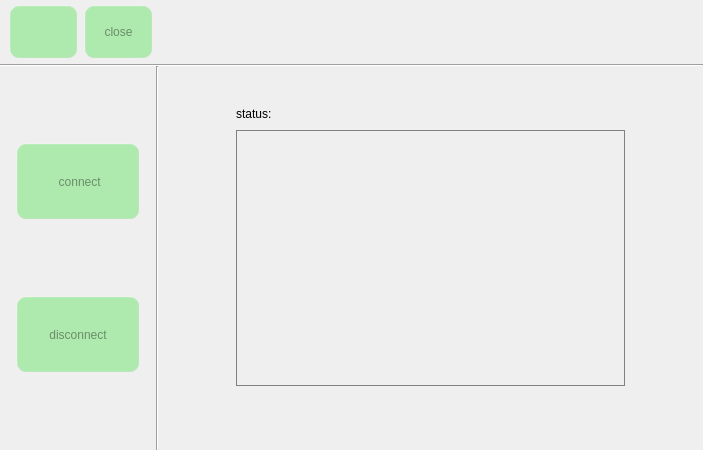
jizizihe/baijie_demo, file sim_module.ui: the form before one commit.
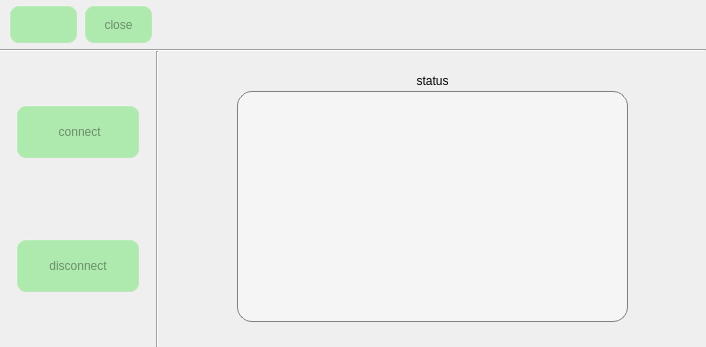
The form after the commit. Icons and pictures are not drawn.

Commit message: func: 1.add cancel pair, disconnect, stop scanning, and display matched bluetooth in bluetooth       2.add display connected devices in wifi       3.change function button style and change layout in gpio       4.change layout in ethernet

Patch:
```diff
--- a/sim_module.ui
+++ b/sim_module.ui
@@ -6,8 +6,8 @@
    <rect>
     <x>0</x>
     <y>0</y>
-    <width>703</width>
-    <height>450</height>
+    <width>706</width>
+    <height>347</height>
    </rect>
   </property>
   <property name="windowTitle">
@@ -67,7 +67,10 @@
 }</string>
   </property>
   <widget class="QWidget" name="centralwidget">
-   <layout class="QGridLayout" name="gridLayout_2" rowstretch="1,0,6">
+   <layout class="QVBoxLayout" name="verticalLayout_3" stretch="1,0,6">
+    <property name="spacing">
+     <number>0</number>
+    </property>
     <property name="leftMargin">
      <number>0</number>
     </property>
@@ -80,10 +83,7 @@
     <property name="bottomMargin">
      <number>0</number>
     </property>
-    <property name="spacing">
-     <number>0</number>
-    </property>
-    <item row="0" column="0">
+    <item>
      <layout class="QHBoxLayout" name="horizontalLayout_5" stretch="1,1,8">
       <property name="spacing">
        <number>6</number>
@@ -148,7 +148,7 @@
       </item>
      </layout>
     </item>
-    <item row="1" column="0">
+    <item>
      <widget class="Line" name="line_2">
       <property name="maximumSize">
        <size>
@@ -161,53 +161,53 @@
       </property>
      </widget>
     </item>
-    <item row="2" column="0">
+    <item>
      <layout class="QHBoxLayout" name="horizontalLayout_4" stretch="2,0,7">
       <item>
-       <widget class="QWidget" name="widget" native="true">
-        <layout class="QVBoxLayout" name="verticalLayout" stretch="2,2,2,2,2">
-         <property name="spacing">
-          <number>0</number>
-         </property>
-         <property name="leftMargin">
-          <number>0</number>
-         </property>
-         <property name="topMargin">
-          <number>0</number>
-         </property>
-         <property name="rightMargin">
-          <number>0</number>
-         </property>
-         <property name="bottomMargin">
-          <number>0</number>
-         </property>
-         <item>
-          <spacer name="verticalSpacer">
-           <property name="orientation">
-            <enum>Qt::Vertical</enum>
-           </property>
-           <property name="sizeHint" stdset="0">
-            <size>
-             <width>20</width>
-             <height>32</height>
-            </size>
-           </property>
-          </spacer>
-         </item>
-         <item>
-          <layout class="QHBoxLayout" name="horizontalLayout" stretch="1,8,1">
+       <layout class="QHBoxLayout" name="horizontalLayout" stretch="1,8,1">
+        <property name="spacing">
+         <number>0</number>
+        </property>
+        <item>
+         <spacer name="horizontalSpacer">
+          <property name="orientation">
+           <enum>Qt::Horizontal</enum>
+          </property>
+          <property name="sizeHint" stdset="0">
+           <size>
+            <width>40</width>
+            <height>20</height>
+           </size>
+          </property>
+         </spacer>
+        </item>
+        <item>
+         <widget class="QWidget" name="widget" native="true">
+          <layout class="QVBoxLayout" name="verticalLayout" stretch="2,2,3,2,2">
            <property name="spacing">
             <number>0</number>
            </property>
+           <property name="leftMargin">
+            <number>0</number>
+           </property>
+           <property name="topMargin">
+            <number>0</number>
+           </property>
+           <property name="rightMargin">
+            <number>0</number>
+           </property>
+           <property name="bottomMargin">
+            <number>0</number>
+           </property>
            <item>
-            <spacer name="horizontalSpacer">
+            <spacer name="verticalSpacer">
              <property name="orientation">
-              <enum>Qt::Horizontal</enum>
+              <enum>Qt::Vertical</enum>
              </property>
              <property name="sizeHint" stdset="0">
               <size>
-               <width>40</width>
-               <height>20</height>
+               <width>20</width>
+               <height>40</height>
               </size>
              </property>
             </spacer>
@@ -232,47 +232,14 @@
             </widget>
            </item>
            <item>
-            <spacer name="horizontalSpacer_2">
+            <spacer name="verticalSpacer_3">
              <property name="orientation">
-              <enum>Qt::Horizontal</enum>
+              <enum>Qt::Vertical</enum>
              </property>
              <property name="sizeHint" stdset="0">
               <size>
-               <width>40</width>
-               <height>20</height>
-              </size>
-             </property>
-            </spacer>
-           </item>
-          </layout>
-         </item>
-         <item>
-          <spacer name="verticalSpacer_2">
-           <property name="orientation">
-            <enum>Qt::Vertical</enum>
-           </property>
-           <property name="sizeHint" stdset="0">
-            <size>
-             <width>20</width>
-             <height>66</height>
-            </size>
-           </property>
-          </spacer>
-         </item>
-         <item>
-          <layout class="QHBoxLayout" name="horizontalLayout_2" stretch="1,8,1">
-           <property name="spacing">
-            <number>0</number>
-           </property>
-           <item>
-            <spacer name="horizontalSpacer_4">
-             <property name="orientation">
-              <enum>Qt::Horizontal</enum>
-             </property>
-             <property name="sizeHint" stdset="0">
-              <size>
-               <width>40</width>
-               <height>20</height>
+               <width>20</width>
+               <height>13</height>
               </size>
              </property>
             </spacer>
@@ -297,131 +264,136 @@
             </widget>
            </item>
            <item>
-            <spacer name="horizontalSpacer_3">
+            <spacer name="verticalSpacer_2">
              <property name="orientation">
-              <enum>Qt::Horizontal</enum>
+              <enum>Qt::Vertical</enum>
              </property>
              <property name="sizeHint" stdset="0">
               <size>
-               <width>40</width>
-               <height>20</height>
+               <width>20</width>
+               <height>13</height>
               </size>
              </property>
             </spacer>
            </item>
           </layout>
-         </item>
-         <item>
-          <spacer name="verticalSpacer_3">
-           <property name="orientation">
-            <enum>Qt::Vertical</enum>
-           </property>
-           <property name="sizeHint" stdset="0">
-            <size>
-             <width>20</width>
-             <height>66</height>
-            </size>
-           </property>
-          </spacer>
-         </item>
-        </layout>
-       </widget>
+         </widget>
+        </item>
+        <item>
+         <spacer name="horizontalSpacer_2">
+          <property name="orientation">
+           <enum>Qt::Horizontal</enum>
+          </property>
+          <property name="sizeHint" stdset="0">
+           <size>
+            <width>40</width>
+            <height>20</height>
+           </size>
+          </property>
+         </spacer>
+        </item>
+       </layout>
       </item>
       <item>
        <widget class="Line" name="line">
-        <property name="maximumSize">
-         <size>
-          <width>2</width>
-          <height>16777215</height>
-         </size>
-        </property>
         <property name="orientation">
          <enum>Qt::Vertical</enum>
         </property>
        </widget>
       </item>
       <item>
-       <widget class="QWidget" name="widget_2" native="true">
-        <layout class="QGridLayout" name="gridLayout" rowstretch="1,1,8,2" columnstretch="1,5,1">
-         <property name="leftMargin">
-          <number>0</number>
-         </property>
-         <property name="topMargin">
-          <number>0</number>
-         </property>
-         <property name="rightMargin">
-          <number>0</number>
-         </property>
-         <property name="bottomMargin">
-          <number>0</number>
-         </property>
-         <property name="spacing">
-          <number>0</number>
-         </property>
-         <item row="2" column="2">
-          <spacer name="horizontalSpacer_9">
-           <property name="orientation">
-            <enum>Qt::Horizontal</enum>
-           </property>
-           <property name="sizeHint" stdset="0">
-            <size>
-             <width>40</width>
-             <height>20</height>
-            </size>
-           </property>
-          </spacer>
-         </item>
-         <item row="2" column="1">
-          <widget class="QTextEdit" name="textEdit"/>
-         </item>
-         <item row="0" column="1">
-          <spacer name="verticalSpacer_5">
-           <property name="orientation">
-            <enum>Qt::Vertical</enum>
-           </property>
-           <property name="sizeHint" stdset="0">
-            <size>
-             <width>20</width>
-             <height>40</height>
-            </size>
-           </property>
-          </spacer>
-         </item>
-         <item row="3" column="1">
-          <spacer name="verticalSpacer_6">
-           <property name="orientation">
-            <enum>Qt::Vertical</enum>
-           </property>
-           <property name="sizeHint" stdset="0">
-            <size>
-             <width>20</width>
-             <height>40</height>
-            </size>
-           </property>
-          </spacer>
-         </item>
-         <item row="2" column="0">
-          <spacer name="horizontalSpacer_8">
-           <property name="orientation">
-            <enum>Qt::Horizontal</enum>
-           </property>
-           <property name="sizeHint" stdset="0">
-            <size>
-             <width>40</width>
-             <height>20</height>
-            </size>
-           </property>
-          </spacer>
-         </item>
-         <item row="1" column="1">
-          <widget class="QLabel" name="label">
-           <property name="text">
-            <string>status:</string>
-           </property>
-          </widget>
-         </item>
-        </layout>
-       </widget>
+       <layout class="QVBoxLayout" name="verticalLayout_2">
+        <property name="topMargin">
+         <number>20</number>
+        </property>
+        <item>
+         <layout class="QHBoxLayout" name="horizontalLayout_2" stretch="1,1,1">
+          <item>
+           <spacer name="horizontalSpacer_3">
+            <property name="orientation">
+             <enum>Qt::Horizontal</enum>
+            </property>
+            <property name="sizeHint" stdset="0">
+             <size>
+              <width>40</width>
+              <height>20</height>
+             </size>
+            </property>
+           </spacer>
+          </item>
+          <item>
+           <widget class="QLabel" name="label">
+            <property name="text">
+             <string>status</string>
+            </property>
+            <property name="alignment">
+             <set>Qt::AlignCenter</set>
+            </property>
+           </widget>
+          </item>
+          <item>
+           <spacer name="horizontalSpacer_5">
+            <property name="orientation">
+             <enum>Qt::Horizontal</enum>
+            </property>
+            <property name="sizeHint" stdset="0">
+             <size>
+              <width>40</width>
+              <height>20</height>
+             </size>
+            </property>
+           </spacer>
+          </item>
+         </layout>
+        </item>
+        <item>
+         <layout class="QHBoxLayout" name="horizontalLayout_3" stretch="1,5,1">
+          <property name="spacing">
+           <number>0</number>
+          </property>
+          <property name="bottomMargin">
+           <number>25</number>
+          </property>
+          <item>
+           <spacer name="horizontalSpacer_6">
+            <property name="orientation">
+             <enum>Qt::Horizontal</enum>
+            </property>
+            <property name="sizeHint" stdset="0">
+             <size>
+              <width>40</width>
+              <height>20</height>
+             </size>
+            </property>
+           </spacer>
+          </item>
+          <item>
+           <widget class="QTextEdit" name="textEdit">
+            <property name="styleSheet">
+             <string notr="true"> border-width:  1px;  /*边框宽度为4像素*/
+     border-radius: 15px; /*边框圆角半径*/
+     padding: 6px; /*填衬*/
+  background-color:rgba(255, 255, 255, 80);
+  background-color:rgba(255, 255, 255, 100);</string>
+            </property>
+           </widget>
+          </item>
+          <item>
+           <spacer name="horizontalSpacer_8">
+            <property name="orientation">
+             <enum>Qt::Horizontal</enum>
+            </property>
+            <property name="sizeHint" stdset="0">
+             <size>
+              <width>40</width>
+              <height>20</height>
+             </size>
+            </property>
+           </spacer>
+          </item>
+         </layout>
+        </item>
+       </layout>
       </item>
      </layout>
     </item>
```
Left out of the diff: 2 changed lines with no effect on the pictures. The commit also changes 52 other files.
